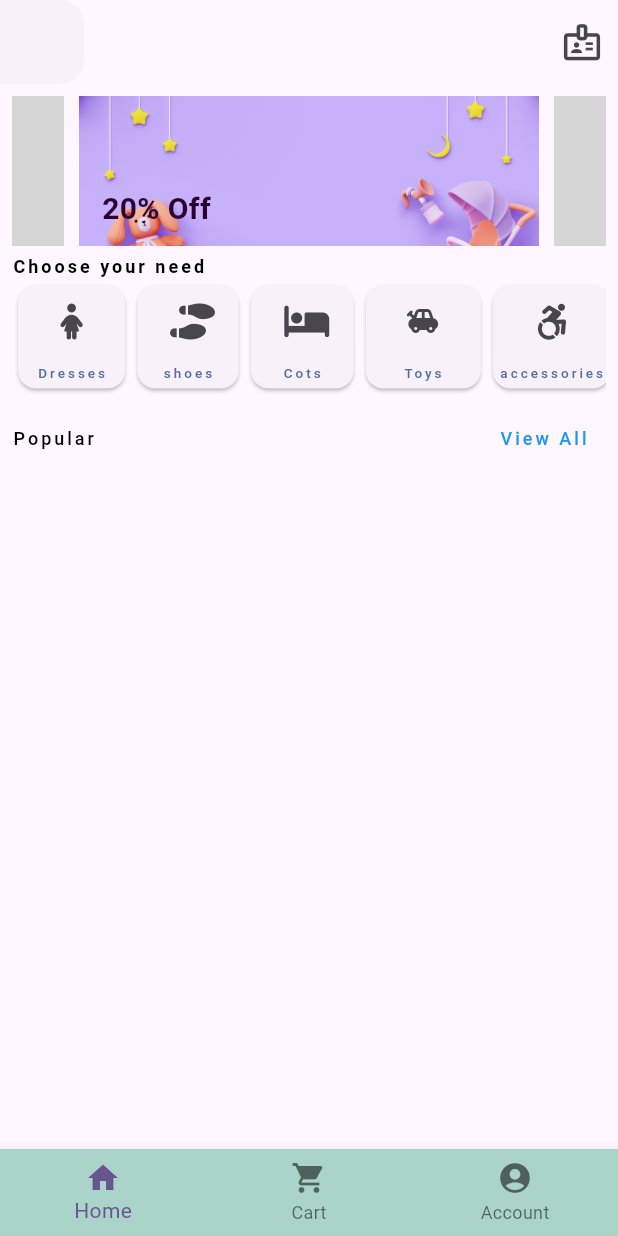
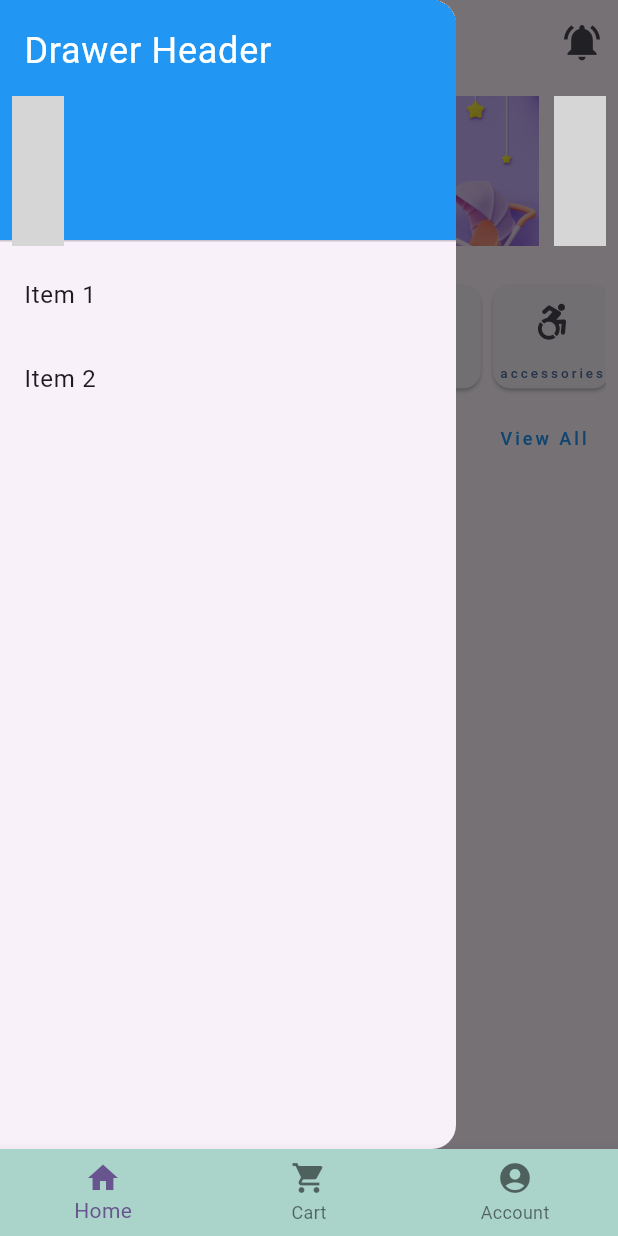
Before and after one commit to Virginia-Nyawira/Toto_Shop_P, a Flutter app: the screen it shows after launch, with the side drawer open (before the commit the screen has no drawer), on a phone screen of 412 x 824 dp. Run offline on Flutter 3.47's test engine with Material 2 defaults, Android fonts, the light colour scheme and no system bars; drawn by our look-alikes of carousel_slider; our stand-ins replace flutter_login, font_awesome_flutter; network calls fail; grey boxes are pictures that could not be loaded.

Commit message:
added drawer

```diff
--- a/lib/Home/Presentation/home_view.dart
+++ b/lib/Home/Presentation/home_view.dart
@@ -15,8 +15,38 @@ class HomePage extends StatelessWidget {
   @override
   Widget build(BuildContext context) {
     return Scaffold(
+      drawer: Drawer(
+        child: ListView(
+          children: [
+            const DrawerHeader(
+                decoration: BoxDecoration(
+                  color: Colors.blue,
+                ),
+                child: Text(
+                  'Drawer Header',
+                  style: TextStyle(
+                    color: Colors.white,
+                    fontSize: 24,
+                  ),
+                ),
+              ),
+              ListTile(
+                title: const Text('Item 1'),
+                onTap: () {
+                  // Add your logic here
+                },
+              ),
+              ListTile(
+                title: const Text('Item 2'),
+                onTap: () {
+                  // Add your logic here
+                },
+              ),
+
+          ],
+        ),
+      ),
       appBar: AppBar(
-        leading: const Drawer(),
         actions: [
           IconButton(
               onPressed: () {
@@ -28,7 +58,7 @@ class HomePage extends StatelessWidget {
   );
 },
               icon: const Icon(
-                Icons.badge_outlined,
+                Icons.notifications_active,
                 size: 29,
               ))
         ],
```
